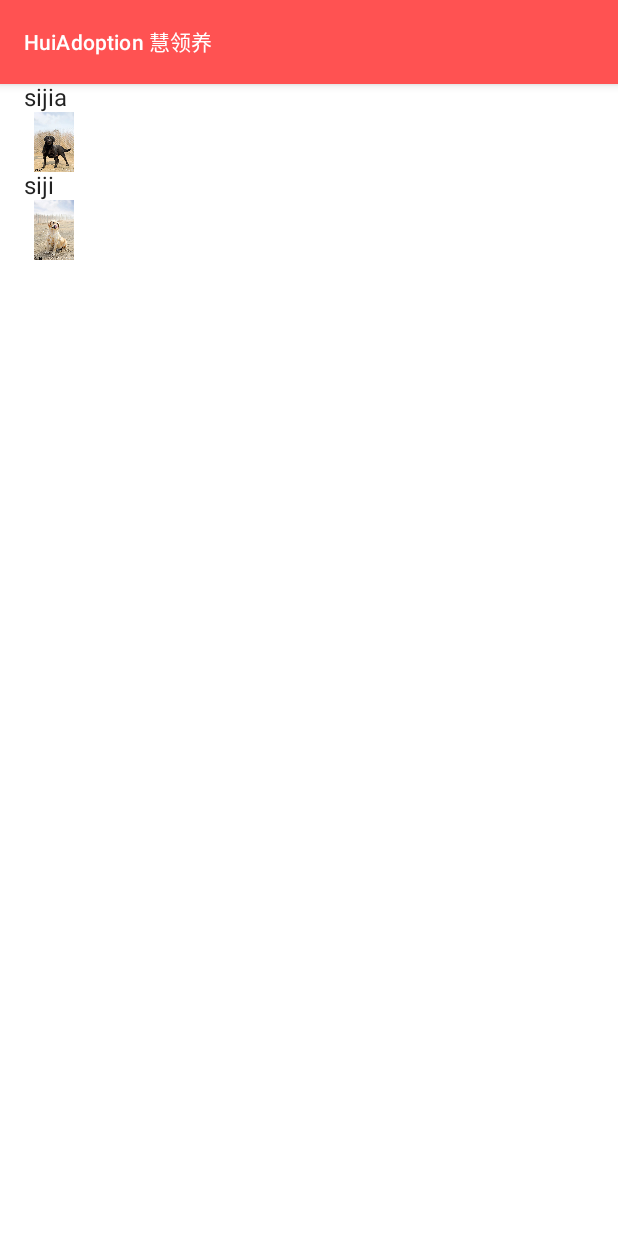
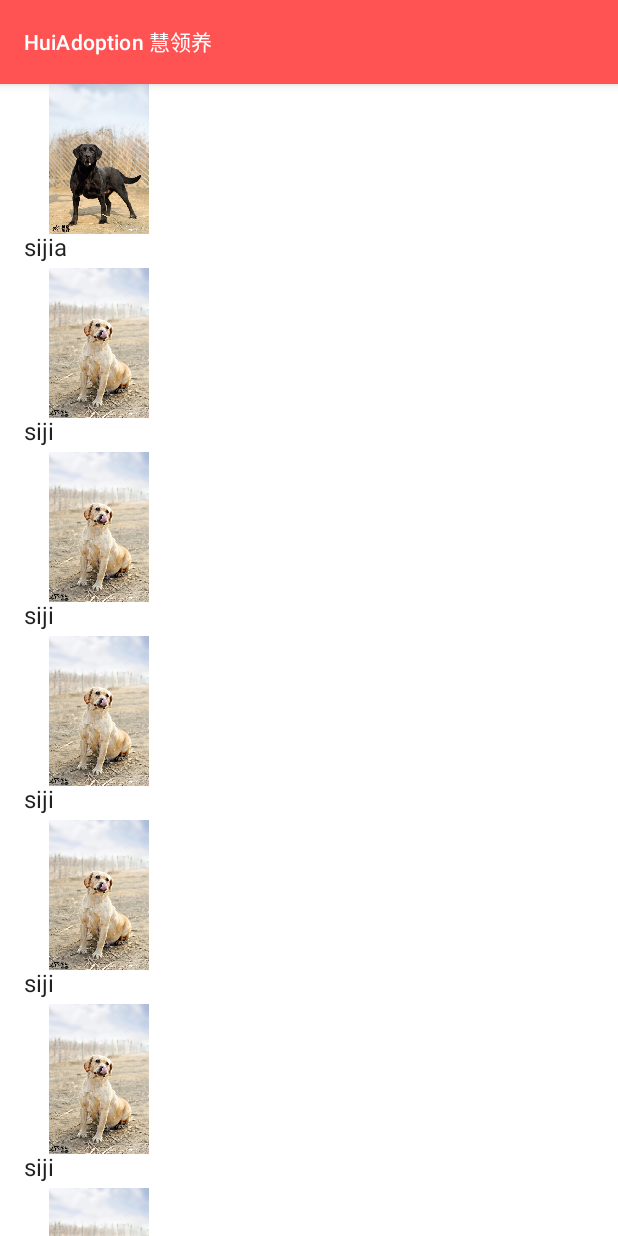
Before and after one commit to vincgao/HuiAdoption, an Android app built with Jetpack Compose: the screen it shows after launch (MainActivity), on a phone screen of 412 x 824 dp. Run offline under Robolectric (Android 15) with nearby library versions, the phone set to English and light mode, and no system bars.

Commit message:
add LazyColumn

```diff
--- a/app/src/main/java/com/example/androiddevchallenge/data/DogsData.kt
+++ b/app/src/main/java/com/example/androiddevchallenge/data/DogsData.kt
@@ -21,5 +21,69 @@ val dogsFakeList = listOf(
         age = null,
         breed = Breed.Labrador,
         background = "rescued from the dog dealer",
-    )
+    ),
+    Dog(id = 2,
+        name = "siji",
+        gender = Gender.GIRL,
+        photoRes = R.drawable.siji,
+        age = null,
+        breed = Breed.Labrador,
+        background = "rescued from the dog dealer",
+    ),
+    Dog(id = 2,
+        name = "siji",
+        gender = Gender.GIRL,
+        photoRes = R.drawable.siji,
+        age = null,
+        breed = Breed.Labrador,
+        background = "rescued from the dog dealer",
+    ),
+    Dog(id = 2,
+        name = "siji",
+        gender = Gender.GIRL,
+        photoRes = R.drawable.siji,
+        age = null,
+        breed = Breed.Labrador,
+        background = "rescued from the dog dealer",
+    ),
+    Dog(id = 2,
+        name = "siji",
+        gender = Gender.GIRL,
+        photoRes = R.drawable.siji,
+        age = null,
+        breed = Breed.Labrador,
+        background = "rescued from the dog dealer",
+    ),
+    Dog(id = 2,
+        name = "siji",
+        gender = Gender.GIRL,
+        photoRes = R.drawable.siji,
+        age = null,
+        breed = Breed.Labrador,
+        background = "rescued from the dog dealer",
+    ),
+    Dog(id = 2,
+        name = "siji",
+        gender = Gender.GIRL,
+        photoRes = R.drawable.siji,
+        age = null,
+        breed = Breed.Labrador,
+        background = "rescued from the dog dealer",
+    ),
+    Dog(id = 2,
+        name = "siji",
+        gender = Gender.GIRL,
+        photoRes = R.drawable.siji,
+        age = null,
+        breed = Breed.Labrador,
+        background = "rescued from the dog dealer",
+    ),
+    Dog(id = 2,
+        name = "siji",
+        gender = Gender.GIRL,
+        photoRes = R.drawable.siji,
+        age = null,
+        breed = Breed.Labrador,
+        background = "rescued from the dog dealer",
+    ),
 )
--- a/app/src/main/java/com/example/androiddevchallenge/ui/HuiAdoptionApp.kt
+++ b/app/src/main/java/com/example/androiddevchallenge/ui/HuiAdoptionApp.kt
@@ -1,8 +1,11 @@
 package com.example.androiddevchallenge.ui
 
+import androidx.compose.foundation.layout.Arrangement
 import androidx.compose.foundation.layout.Column
 import androidx.compose.foundation.layout.padding
 import androidx.compose.foundation.lazy.LazyColumn
+import androidx.compose.foundation.lazy.LazyVerticalGrid
+import androidx.compose.foundation.lazy.items
 import androidx.compose.material.*
 import androidx.compose.runtime.Composable
 import androidx.compose.ui.Modifier
@@ -51,8 +54,10 @@ private fun AppContent(dogViewModel: DogViewModel) {
 
 @Composable
 private fun DogList(dogs: List<Dog>, modifier: Modifier = Modifier) {
-    Column(modifier = modifier.padding(horizontal = 16.dp)) {
-        dogs.forEach { dog ->
+    LazyColumn(
+        verticalArrangement = Arrangement.spacedBy(4.dp),
+        modifier = modifier.padding(horizontal = 16.dp)) {
+        items(dogs) { dog ->
             DogCard(dog, modifier)
         }
     }
--- a/app/src/main/java/com/example/androiddevchallenge/ui/list/DogCard.kt
+++ b/app/src/main/java/com/example/androiddevchallenge/ui/list/DogCard.kt
@@ -7,18 +7,19 @@ import androidx.compose.material.Text
 import androidx.compose.runtime.Composable
 import androidx.compose.ui.Modifier
 import androidx.compose.ui.draw.clip
+import androidx.compose.ui.graphics.Color
 import androidx.compose.ui.res.painterResource
 import androidx.compose.ui.unit.dp
 import com.example.androiddevchallenge.model.Dog
 
 @Composable
 fun DogCard(dog: Dog, modifier: Modifier = Modifier) {
-    Text(text = dog.name)
     Image(
         painter = painterResource(id = dog.photoRes),
         contentDescription = null,
         modifier = modifier
-            .size(40.dp, 40.dp)
+            .size(100.dp, 100.dp)
             .clip(MaterialTheme.shapes.small)
     )
+    Text(text = dog.name)
 }
```
